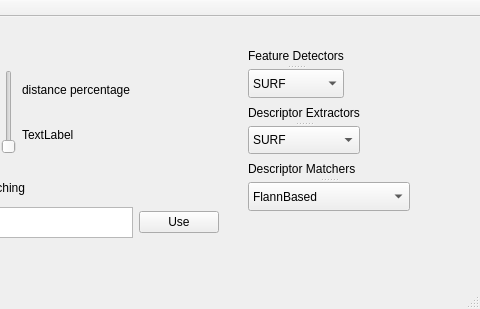
Before: the Qt Designer form tiago_opencv_tutorial/resources/gui_flann_matching.ui in pal-robotics/tiago_tutorials, drawn with Qt 5; both pictures show x 212 to 692 and y 0 to 309 of the 692 by 309 pixel window.
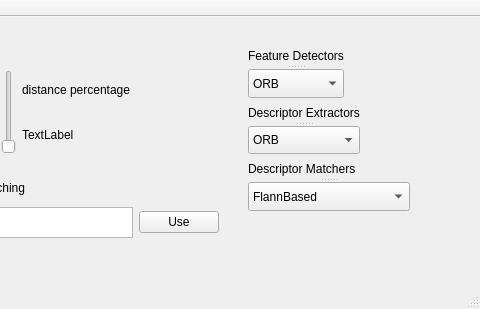
After: the same form once the commit is applied.

Commit message: Fix Matching OpenCV Tutorial

```diff
--- a/tiago_opencv_tutorial/resources/gui_flann_matching.ui
+++ b/tiago_opencv_tutorial/resources/gui_flann_matching.ui
@@ -119,12 +119,7 @@
        <widget class="QComboBox" name="feature_choice">
         <item>
          <property name="text">
-          <string>SURF</string>
-         </property>
-        </item>
-        <item>
-         <property name="text">
-          <string>SIFT</string>
+          <string>ORB</string>
          </property>
         </item>
         <item>
@@ -176,16 +171,6 @@
         </property>
        </widget>
        <widget class="QComboBox" name="extractor_choice">
-        <item>
-         <property name="text">
-          <string>SURF</string>
-         </property>
-        </item>
-        <item>
-         <property name="text">
-          <string>SIFT</string>
-         </property>
-        </item>
         <item>
          <property name="text">
           <string>ORB</string>
```
Left out of the diff: 15 changed lines with no effect on the pictures. The commit also changes 1 other file.
